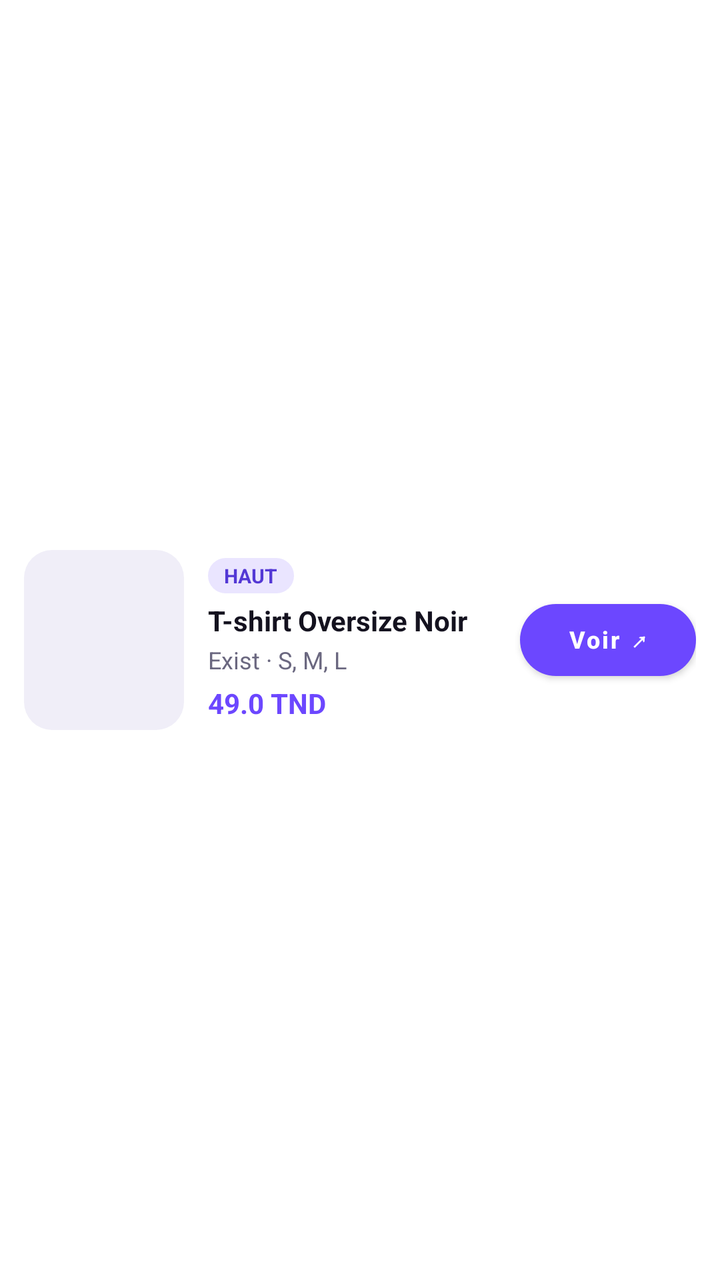
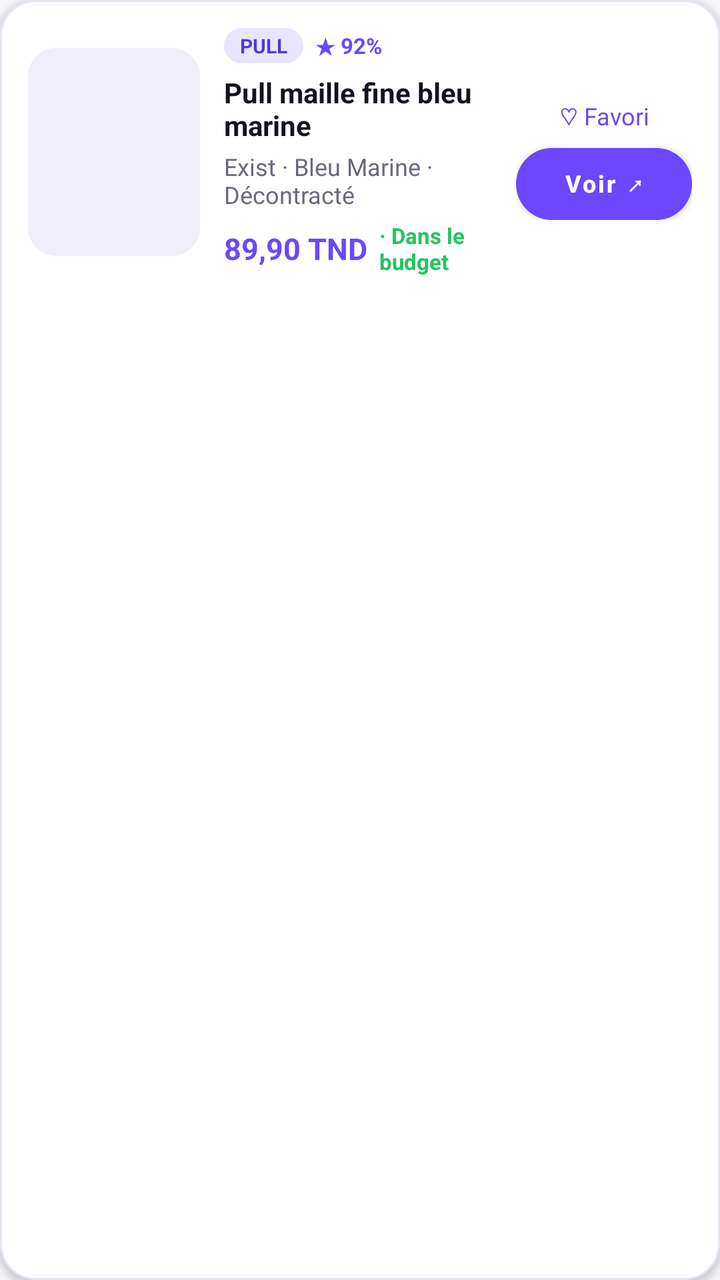

Screens rendered from an Android XML layout before and after an edit, with the pre-edit source and the edit as a unified diff.
<!-- AndroidManifest.xml: application theme Theme.Wearia -->
<!-- res/layout/item_shopper_article.xml -->
<?xml version="1.0" encoding="utf-8"?>
<LinearLayout
    xmlns:android="http://schemas.android.com/apk/res/android"
    xmlns:app="http://schemas.android.com/apk/res-auto"
    xmlns:tools="http://schemas.android.com/tools"
    android:layout_width="match_parent"
    android:layout_height="wrap_content"
    android:orientation="horizontal"
    android:gravity="center_vertical"
    android:background="@color/colorSurfaceCard"
    android:padding="12dp"
    android:layout_marginBottom="1dp">

    
    <FrameLayout
        android:layout_width="80dp"
        android:layout_height="90dp"
        android:layout_marginEnd="12dp">

        <ImageView
            android:id="@+id/iv_shopper_article_image"
            android:layout_width="match_parent"
            android:layout_height="match_parent"
            android:background="@drawable/bg_clothing_item_preview"
            android:scaleType="centerCrop"
            android:contentDescription="Photo article" />
    </FrameLayout>

    
    <LinearLayout
        android:layout_width="0dp"
        android:layout_height="wrap_content"
        android:layout_weight="1"
        android:orientation="vertical">

        
        <TextView
            android:id="@+id/tv_shopper_article_badge"
            android:layout_width="wrap_content"
            android:layout_height="wrap_content"
            android:text="HAUT"
            android:textSize="10sp"
            android:textStyle="bold"
            android:textColor="@color/badge_haut_text"
            android:background="@drawable/bg_badge_haut"
            android:paddingHorizontal="8dp"
            android:paddingVertical="2dp"
            android:layout_marginBottom="4dp"
            tools:ignore="HardcodedText" />

        
        <TextView
            android:id="@+id/tv_shopper_article_name"
            android:layout_width="match_parent"
            android:layout_height="wrap_content"
            android:text="T-shirt Oversize Noir"
            android:textSize="14sp"
            android:textStyle="bold"
            android:textColor="@color/colorTextPrimary"
            android:maxLines="2"
            android:ellipsize="end"
            tools:ignore="HardcodedText" />

        
        <TextView
            android:id="@+id/tv_shopper_article_store"
            android:layout_width="match_parent"
            android:layout_height="wrap_content"
            android:text="Exist · S, M, L"
            android:textSize="12sp"
            android:textColor="@color/colorTextSecondary"
            android:layout_marginTop="2dp"
            android:maxLines="1"
            android:ellipsize="end"
            tools:ignore="HardcodedText" />

        
        <TextView
            android:id="@+id/tv_shopper_article_price"
            android:layout_width="wrap_content"
            android:layout_height="wrap_content"
            android:text="49.0 TND"
            android:textSize="14sp"
            android:textStyle="bold"
            android:textColor="@color/colorPrimary"
            android:layout_marginTop="4dp"
            tools:ignore="HardcodedText" />
    </LinearLayout>

    
    <com.google.android.material.button.MaterialButton
        android:id="@+id/btn_buy_article"
        android:layout_width="wrap_content"
        android:layout_height="36dp"
        android:text="Voir ↗"
        android:textSize="12sp"
        android:textStyle="bold"
        android:textColor="@color/colorOnPrimary"
        app:backgroundTint="@color/colorPrimary"
        app:cornerRadius="18dp"
        android:insetTop="0dp"
        android:insetBottom="0dp"
        android:paddingHorizontal="12dp"
        style="@style/Widget.MaterialComponents.Button" />

</LinearLayout>
<!-- resources referenced by this layout -->
<resources>
  <color name="badge_haut_text">#5338D5</color>
  <color name="colorOnPrimary">#FFFFFF</color>
  <color name="colorPrimary">#6C47FF</color>
  <color name="colorSurfaceCard">#FFFFFF</color>
  <color name="colorTextPrimary">#14121F</color>
  <color name="colorTextSecondary">#6B6880</color>
  <!-- drawable bg_badge_haut (drawable) -->
  <?xml version="1.0" encoding="utf-8"?>
  <shape xmlns:android="http://schemas.android.com/apk/res/android"
      android:shape="rectangle">
      <solid android:color="@color/badge_haut_bg" />
      <corners android:radius="12dp" />
  </shape>
  <!-- drawable bg_clothing_item_preview (drawable) -->
  <?xml version="1.0" encoding="utf-8"?>
  <shape xmlns:android="http://schemas.android.com/apk/res/android"
      android:shape="rectangle">
      <solid android:color="@color/colorSurfaceVariant" />
      <corners android:radius="14dp" />
  </shape>
  <color name="badge_haut_bg">#EAE5FF</color>
  <color name="colorSurfaceVariant">#F0EEF8</color>
  <color name="colorPrimaryVariant">#5338D5</color>
  <color name="colorSecondary">#12B5A6</color>
  <color name="colorSecondaryVariant">#0E9487</color>
  <color name="colorOnSecondary">#FFFFFF</color>
  <color name="colorBackground">#F7F6FB</color>
  <style name="Widget.Wearia.Card" parent="Widget.MaterialComponents.CardView">
          <item name="cardBackgroundColor">@color/colorSurfaceCard</item>
          <item name="cardCornerRadius">@dimen/card_corner_radius</item>
          <item name="cardElevation">2dp</item>
          <item name="strokeColor">@color/colorBorder</item>
          <item name="strokeWidth">1dp</item>
      </style>
  <style name="Widget.Wearia.Chip" parent="Widget.MaterialComponents.Chip.Choice">
          <item name="chipCornerRadius">@dimen/chip_corner_radius</item>
          <item name="chipBackgroundColor">@color/colorSurface</item>
          <item name="chipStrokeColor">@color/colorBorder</item>
          <item name="chipStrokeWidth">1dp</item>
          <item name="android:textColor">@color/colorTextPrimary</item>
          <item name="android:textSize">13sp</item>
          <item name="android:textAlignment">center</item>
          <item name="android:gravity">center</item>
          <item name="android:paddingStart">14dp</item>
          <item name="android:paddingEnd">14dp</item>
          <item name="android:minHeight">40dp</item>
      </style>
  <style name="Widget.Wearia.BottomNav" parent="Widget.MaterialComponents.BottomNavigationView">
          <item name="backgroundTint">@color/colorSurface</item>
          <item name="itemIconTint">@color/bottom_nav_color_selector</item>
          <item name="itemTextColor">@color/bottom_nav_color_selector</item>
          <item name="elevation">12dp</item>
          <item name="itemRippleColor">#1A6C47FF</item>
      </style>
  <dimen name="pill_corner_radius">24dp</dimen>
  <dimen name="button_height">52dp</dimen>
  <dimen name="card_corner_radius">20dp</dimen>
  <color name="colorBorder">#E7E4F2</color>
  <dimen name="chip_corner_radius">20dp</dimen>
  <color name="colorSurface">#FFFFFF</color>
  <!-- unchanged entries left out for length: 2 -->
</resources>

<!-- the commit's change to res/layout/item_shopper_article.xml (unified diff, before → after) -->
@@ -1,106 +1,169 @@
 <?xml version="1.0" encoding="utf-8"?>
-<LinearLayout
+<com.google.android.material.card.MaterialCardView
     xmlns:android="http://schemas.android.com/apk/res/android"
     xmlns:app="http://schemas.android.com/apk/res-auto"
     xmlns:tools="http://schemas.android.com/tools"
     android:layout_width="match_parent"
     android:layout_height="wrap_content"
-    android:orientation="horizontal"
-    android:gravity="center_vertical"
-    android:background="@color/colorSurfaceCard"
-    android:padding="12dp"
-    android:layout_marginBottom="1dp">
+    android:layout_marginBottom="12dp"
+    app:cardBackgroundColor="@color/colorSurfaceCard"
+    app:cardCornerRadius="18dp"
+    app:cardElevation="2dp"
+    app:strokeColor="@color/colorBorder"
+    app:strokeWidth="1dp">
 
-    
-    <FrameLayout
-        android:layout_width="80dp"
-        android:layout_height="90dp"
-        android:layout_marginEnd="12dp">
-
-        <ImageView
-            android:id="@+id/iv_shopper_article_image"
-            android:layout_width="match_parent"
-            android:layout_height="match_parent"
-            android:background="@drawable/bg_clothing_item_preview"
-            android:scaleType="centerCrop"
-            android:contentDescription="Photo article" />
-    </FrameLayout>
-
-    
     <LinearLayout
-        android:layout_width="0dp"
+        android:layout_width="match_parent"
         android:layout_height="wrap_content"
-        android:layout_weight="1"
-        android:orientation="vertical">
+        android:orientation="horizontal"
+        android:gravity="center_vertical"
+        android:padding="14dp">
 
         
-        <TextView
-            android:id="@+id/tv_shopper_article_badge"
+        <FrameLayout
+            android:layout_width="86dp"
+            android:layout_height="104dp"
+            android:layout_marginEnd="12dp">
+
+            <ImageView
+                android:id="@+id/iv_shopper_article_image"
+                android:layout_width="match_parent"
+                android:layout_height="match_parent"
+                android:background="@drawable/bg_clothing_item_preview"
+                android:scaleType="centerCrop"
+                android:contentDescription="Photo article" />
+        </FrameLayout>
+
+        
+        <LinearLayout
+            android:layout_width="0dp"
+            android:layout_height="wrap_content"
+            android:layout_weight="1"
+            android:orientation="vertical"
+            android:layout_marginEnd="8dp">
+
+            
+            <LinearLayout
+                android:layout_width="match_parent"
+                android:layout_height="wrap_content"
+                android:orientation="horizontal"
+                android:gravity="center_vertical"
+                android:layout_marginBottom="5dp">
+
+                <TextView
+                    android:id="@+id/tv_shopper_article_badge"
+                    android:layout_width="wrap_content"
+                    android:layout_height="wrap_content"
+                    android:text="PULL"
+                    android:textSize="10sp"
+                    android:textStyle="bold"
+                    android:textColor="@color/badge_haut_text"
+                    android:background="@drawable/bg_badge_haut"
+                    android:paddingHorizontal="8dp"
+                    android:paddingVertical="2dp"
+                    tools:ignore="HardcodedText" />
+
+                <TextView
+                    android:id="@+id/tv_shopper_article_style_score"
+                    android:layout_width="wrap_content"
+                    android:layout_height="wrap_content"
+                    android:layout_marginStart="6dp"
+                    android:text="★ 92%"
+                    android:textSize="11sp"
+                    android:textStyle="bold"
+                    android:textColor="@color/colorPrimary"
+                    tools:ignore="HardcodedText" />
+            </LinearLayout>
+
+            
+            <TextView
+                android:id="@+id/tv_shopper_article_name"
+                android:layout_width="match_parent"
+                android:layout_height="wrap_content"
+                android:text="Pull maille fine bleu marine"
+                android:textSize="14sp"
+                android:textStyle="bold"
+                android:textColor="@color/colorTextPrimary"
+                android:maxLines="2"
+                android:ellipsize="end"
+                tools:ignore="HardcodedText" />
+
+            
+            <TextView
+                android:id="@+id/tv_shopper_article_store"
+                android:layout_width="match_parent"
+                android:layout_height="wrap_content"
+                android:text="Exist · Bleu Marine · Décontracté"
+                android:textSize="12sp"
+                android:textColor="@color/colorTextSecondary"
+                android:layout_marginTop="3dp"
+                android:maxLines="2"
+                android:ellipsize="end"
+                tools:ignore="HardcodedText" />
+
+            
+            <LinearLayout
+                android:layout_width="match_parent"
+                android:layout_height="wrap_content"
+                android:orientation="horizontal"
+                android:gravity="center_vertical"
+                android:layout_marginTop="5dp">
+
+                <TextView
+                    android:id="@+id/tv_shopper_article_price"
+                    android:layout_width="wrap_content"
+                    android:layout_height="wrap_content"
+                    android:text="89,90 TND"
+                    android:textSize="15sp"
+                    android:textStyle="bold"
+                    android:textColor="@color/colorPrimary"
+                    tools:ignore="HardcodedText" />
+
+                <TextView
+                    android:id="@+id/tv_shopper_article_budget_badge"
+                    android:layout_width="wrap_content"
+                    android:layout_height="wrap_content"
+                    android:layout_marginStart="6dp"
+                    android:text="· Dans le budget"
+                    android:textSize="11sp"
+                    android:textStyle="bold"
+                    android:textColor="#22C55E"
+                    tools:ignore="HardcodedText" />
+            </LinearLayout>
+        </LinearLayout>
+
+        
+        <LinearLayout
             android:layout_width="wrap_content"
             android:layout_height="wrap_content"
-            android:text="HAUT"
-            android:textSize="10sp"
-            android:textStyle="bold"
-            android:textColor="@color/badge_haut_text"
-            android:background="@drawable/bg_badge_haut"
-            android:paddingHorizontal="8dp"
-            android:paddingVertical="2dp"
-            android:layout_marginBottom="4dp"
-            tools:ignore="HardcodedText" />
+            android:orientation="vertical"
+            android:gravity="center">
 
-        
-        <TextView
-            android:id="@+id/tv_shopper_article_name"
-            android:layout_width="match_parent"
-            android:layout_height="wrap_content"
-            android:text="T-shirt Oversize Noir"
-            android:textSize="14sp"
-            android:textStyle="bold"
-            android:textColor="@color/colorTextPrimary"
-            android:maxLines="2"
-            android:ellipsize="end"
-            tools:ignore="HardcodedText" />
+            <TextView
+                android:id="@+id/tv_shopper_article_favorite"
+                android:layout_width="wrap_content"
+                android:layout_height="32dp"
+                android:gravity="center"
+                android:paddingHorizontal="8dp"
+                android:text="♡ Favori"
+                android:textColor="@color/colorPrimary"
+                android:textSize="12sp" />
 
-        
-        <TextView
-            android:id="@+id/tv_shopper_article_store"
-            android:layout_width="match_parent"
-            android:layout_height="wrap_content"
-            android:text="Exist · S, M, L"
-            android:textSize="12sp"
-            android:textColor="@color/colorTextSecondary"
-            android:layout_marginTop="2dp"
-            android:maxLines="1"
-            android:ellipsize="end"
-            tools:ignore="HardcodedText" />
+            <com.google.android.material.button.MaterialButton
+                android:id="@+id/btn_buy_article"
+                android:layout_width="wrap_content"
+                android:layout_height="36dp"
+                android:text="Voir ↗"
+                android:textSize="12sp"
+                android:textStyle="bold"
+                android:textColor="@color/colorOnPrimary"
+                app:backgroundTint="@color/colorPrimary"
+                app:cornerRadius="18dp"
+                android:insetTop="0dp"
+                android:insetBottom="0dp"
+                android:paddingHorizontal="12dp"
+                style="@style/Widget.MaterialComponents.Button" />
+        </LinearLayout>
 
-        
-        <TextView
-            android:id="@+id/tv_shopper_article_price"
-            android:layout_width="wrap_content"
-            android:layout_height="wrap_content"
-            android:text="49.0 TND"
-            android:textSize="14sp"
-            android:textStyle="bold"
-            android:textColor="@color/colorPrimary"
-            android:layout_marginTop="4dp"
-            tools:ignore="HardcodedText" />
     </LinearLayout>
-
-    
-    <com.google.android.material.button.MaterialButton
-        android:id="@+id/btn_buy_article"
-        android:layout_width="wrap_content"
-        android:layout_height="36dp"
-        android:text="Voir ↗"
-        android:textSize="12sp"
-        android:textStyle="bold"
-        android:textColor="@color/colorOnPrimary"
-        app:backgroundTint="@color/colorPrimary"
-        app:cornerRadius="18dp"
-        android:insetTop="0dp"
-        android:insetBottom="0dp"
-        android:paddingHorizontal="12dp"
-        style="@style/Widget.MaterialComponents.Button" />
-
-</LinearLayout>
+</com.google.android.material.card.MaterialCardView>
